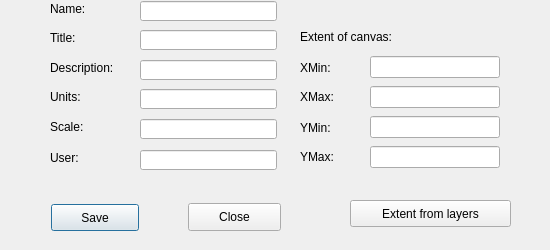
Above: dlg_editMap.ui from LESPROJEKT/qgis-layman-plugin before the change. Below: the same form after it.
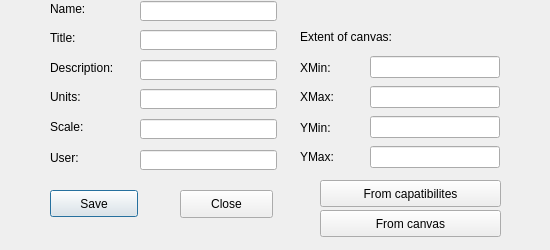
That is the form after the change.

What changed in the file:
```diff
--- a/dlg_editMap.ui
+++ b/dlg_editMap.ui
@@ -37,8 +37,8 @@
   <widget class="QPushButton" name="pushButton_save">
    <property name="geometry">
     <rect>
-     <x>51</x>
-     <y>204</y>
+     <x>50</x>
+     <y>190</y>
      <width>88</width>
      <height>27</height>
     </rect>
@@ -50,8 +50,8 @@
   <widget class="QPushButton" name="pushButton_close">
    <property name="geometry">
     <rect>
-     <x>188</x>
-     <y>203</y>
+     <x>180</x>
+     <y>190</y>
      <width>93</width>
      <height>28</height>
     </rect>
@@ -318,14 +318,27 @@
   <widget class="QPushButton" name="pushButton_range">
    <property name="geometry">
     <rect>
-     <x>350</x>
-     <y>200</y>
-     <width>161</width>
+     <x>320</x>
+     <y>180</y>
+     <width>181</width>
      <height>27</height>
     </rect>
    </property>
    <property name="text">
-    <string>Extent from layers</string>
+    <string>From capatibilites</string>
+   </property>
+  </widget>
+  <widget class="QPushButton" name="pushButton_range_2">
+   <property name="geometry">
+    <rect>
+     <x>320</x>
+     <y>210</y>
+     <width>181</width>
+     <height>27</height>
+    </rect>
+   </property>
+   <property name="text">
+    <string>From canvas</string>
    </property>
   </widget>
  </widget>
```
